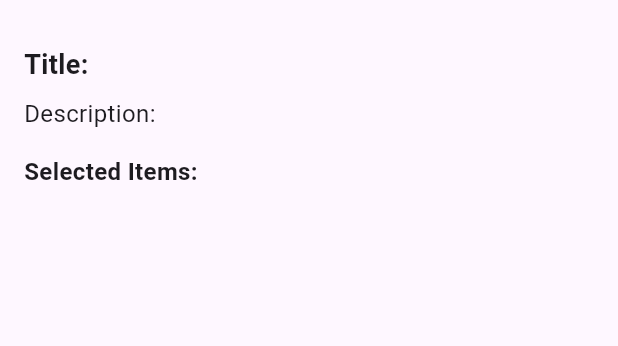
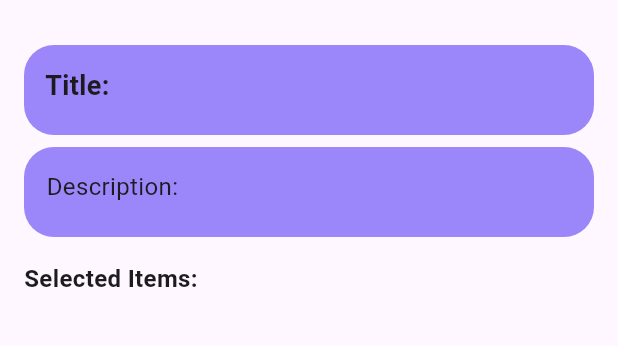
Before and after one commit to sujit471/To_do_list_app, a Flutter app: the OverallTaskScreen screen opened directly with empty values, on a phone screen of 412 x 824 dp, the part 63-409 px from its top. Run offline on Flutter 3.47's test engine with Material 3 defaults, Android fonts, the phone set to English and light mode, and no system bars; our stand-ins replace equatable, flutter_bloc, flutter_local_notifications, percent_indicator, sqflite; accounts and stored records are empty.

Commit message:
changes made

```diff
--- a/lib/bloc/task_bloc.dart
+++ b/lib/bloc/task_bloc.dart
@@ -1,10 +1,12 @@
 import 'dart:async';
+import 'package:to_do_list/database/new_database.dart';
 import 'bloc_export.dart';
-import '../database/my_database.dart';
 import '../model/task.dart';
 
 class TaskBloc extends Bloc<TaskEvent, TaskState> {
-  final DatabaseHelper _databaseHelper = DatabaseHelper();
+  //final DatabaseHelper _databaseHelper = DatabaseHelper();
+  final NewDatabase _databaseHelper = NewDatabase();
+
 
   TaskBloc() : super(TaskInitial()) {
     on<LoadTasks>(_onLoadTasks);
@@ -27,7 +29,8 @@ class TaskBloc extends Bloc<TaskEvent, TaskState> {
     if (state is TaskLoadSuccess) {
       final updatedTasks = List<Task>.from((state as TaskLoadSuccess).tasks)
         ..add(event.task);
-      await _databaseHelper.insertTask(event.task);
+     var id = await _databaseHelper.insertTask(event.task);
+     //await _databaseHelper.insertDropdownSelection(event.task as int,event.task as int);
       emit(TaskLoadSuccess(updatedTasks));
     }
   }
@@ -45,8 +48,6 @@ class TaskBloc extends Bloc<TaskEvent, TaskState> {
     if (state is TaskLoadSuccess) {
       final updatedTasks = List<Task>.from((state as TaskLoadSuccess).tasks);
       final taskToDelete = updatedTasks[event.index];
-
-      // Ensure the ID is used correctly and not nullable
       final taskId = taskToDelete.id;
       if (taskId != null) {
         await _databaseHelper.deleteTask(taskId);
--- a/lib/bloc/task_event.dart
+++ b/lib/bloc/task_event.dart
@@ -10,8 +10,9 @@ class LoadTasks extends TaskEvent {}
 
 class AddTasks extends TaskEvent {
   final Task task;
+  final List<Map<String,dynamic>> dropDownSelection;
 
-  AddTasks(this.task);
+  AddTasks(this.task, this.dropDownSelection);
 
   @override
   List<Object?> get props => [task];
--- a/lib/bloc/task_state.dart
+++ b/lib/bloc/task_state.dart
@@ -3,6 +3,7 @@ import '../model/task.dart';
 
 abstract class TaskState extends Equatable {
   @override
+
   List<Object?> get props => [];
 }
 
--- a/lib/model/task.dart
+++ b/lib/model/task.dart
@@ -5,8 +5,8 @@ class Task {
   String description;
   bool isCompleted;
   int? id;
-  String itemType;  // New field for main item type
-  String subType;   // New field for sub item type
+  // String itemType;  // New field for main item type
+  // String subType;   // New field for sub item type
    List<Map<String,dynamic>>  dropdownSelections;
 
   Task({
@@ -15,8 +15,8 @@ class Task {
     this.id,
     this.description = '',
     this.isCompleted = false,
-    this.itemType = '',  // Default value
-    this.subType = '',   // Default value
+    // this.itemType = '',  // Default value
+    // this.subType = '',   // Default value
   });
 
   // Allow copying of Task objects with modifications
@@ -26,16 +26,18 @@ class Task {
     bool? isCompleted,
     int? id,
     String? itemType,  // Added to copyWith method
-    String? subType,   // Added to copyWith method
+    String? subType,
+    List<Map<String, dynamic>>? dropdownSelections,  // Added to copyWith method
   }) {
     return Task(
-      dropdownSelections: dropdownSelections,
+      dropdownSelections: dropdownSelections ?? this.dropdownSelections,
       title: title ?? this.title,
       description: description ?? this.description,
       isCompleted: isCompleted ?? this.isCompleted,
       id: id ?? this.id,
-      itemType: itemType ?? this.itemType,  // Handle itemType
-      subType: subType ?? this.subType,     // Handle subType
+      // itemType: itemType ?? this.itemType,  // Handle itemType
+      // subType: subType ?? this.subType,     // Handle subType
+
     );
   }
 
@@ -46,8 +48,8 @@ class Task {
       'title': title,
       'description': description,
       'isCompleted': isCompleted ? 1 : 0,
-      'itemType': itemType,  // Include itemType in the map
-      'subType': subType,
+      // 'itemType': itemType,  // Include itemType in the map
+      // 'subType': subType,
       'dropdownSelections': jsonEncode(dropdownSelections), // Convert to JSON string
       // Include subType in the map
     };
@@ -60,8 +62,8 @@ class Task {
       title: map['title'] ?? '',
       description: map['description'] ?? '',
       isCompleted: map['isCompleted'] == 1,
-      itemType: map['itemType'] ?? '',
-      subType: map['subType'] ?? '',
+      // itemType: map['itemType'] ?? '',
+      // subType: map['subType'] ?? '',
       // dropdownSelections: jsonDecode(map['dropdownSelections']), // Deserialize JSON to list,
       dropdownSelections: map['dropdownSelections'] != null
           ? List<Map<String, dynamic>>.from(
--- a/lib/todolist/expanded list.dart
+++ b/lib/todolist/expanded list.dart
@@ -23,9 +23,9 @@ class _ExpandedlistState extends State<Expandedlist> {
     context.read<TaskBloc>().add(LoadTasks());
   }
 
-  void _addTask(Task task) {
-    context.read<TaskBloc>().add(AddTasks(task));
-  }
+  // void _addTask(Task task) {
+  //   context.read<TaskBloc>().add(AddTasks(task));
+  // }
 
   void _updateTask(Task task, int index) {
     context.read<TaskBloc>().add(UpdateTasks(index, task));
--- a/lib/todolist/overall_task.dart
+++ b/lib/todolist/overall_task.dart
@@ -1,44 +1,163 @@
-import 'package:flutter/cupertino.dart';
 import 'package:flutter/material.dart';
+import 'package:flutter_bloc/flutter_bloc.dart';
+import '../bloc/task_bloc.dart';
+import '../bloc/task_event.dart';
+import '../bloc/task_state.dart';
+import '../model/task.dart';
+class OverallTaskScreen extends StatefulWidget {
+  final Task task;
+  const OverallTaskScreen({Key? key, required this.task}) : super(key: key);
+  @override
+  _OverallTaskScreenState createState() => _OverallTaskScreenState();
+}
 
-import '../model/task.dart';
+class _OverallTaskScreenState extends State<OverallTaskScreen> {
+  late List<Map<String, dynamic>> dropdownSelections;
 
-class OverallTaskScreen extends StatelessWidget {
-  final Task task;
+  @override
+  void initState() {
+    super.initState();
+    // Initialize the dropdownSelections list from the task
+    dropdownSelections = List<Map<String, dynamic>>.from(widget.task.dropdownSelections);
+  }
 
-  const OverallTaskScreen({Key? key, required this.task}) : super(key: key);
+  void _deleteTask(int index) {
+    context.read<TaskBloc>().add(DeleteTask(index));
+  }
+
+  void _toggleTaskCompletion(int index) {
+    context.read<TaskBloc>().add(ToggleTaskCompletion(index));
+  }
 
   @override
   Widget build(BuildContext context) {
     return Scaffold(
       appBar: AppBar(
-        title: Text('Task Details'),
+        title: const Text('Task Details'),
       ),
-      body: Padding(
+      body: BlocBuilder<TaskBloc, TaskState>(
+        builder: (context, state) {
+          if (state is TaskInitial) {
+            return const Center(
+              child: CircularProgressIndicator(),
+            );
+          } else if (state is TaskLoadSuccess) {
+            final tasks = state.tasks;
+            return Padding(
               padding: const EdgeInsets.all(16.0),
               child: Column(
                 crossAxisAlignment: CrossAxisAlignment.start,
                 children: [
-            Text(
-              'Title: ${task.title}',
-              style: TextStyle(fontSize: 18, fontWeight: FontWeight.bold),
+                  Container(
+                    height: 60,
+                    width: double.infinity,
+                    decoration: BoxDecoration(
+                      color: const Color.fromRGBO(155, 134, 250, 1.0),
+                      borderRadius: BorderRadius.circular(20),
                     ),
-            SizedBox(height: 8),
-            Text(
-              'Description: ${task.description}',
-              style: TextStyle(fontSize: 16),
+                    child: Padding(
+                      padding: const EdgeInsets.all(14),
+                      child: Text(
+                        'Title: ${widget.task.title}',
+                        style: const TextStyle(fontSize: 18, fontWeight: FontWeight.bold),
                       ),
-            SizedBox(height: 16),
+                    ),
+                  ),
+                  const SizedBox(height: 8),
+                  Container(
+                    height: 60,
+                    width: double.infinity,
+                    decoration: BoxDecoration(
+                      color: const Color.fromRGBO(155, 134, 250, 1.0),
+                      borderRadius: BorderRadius.circular(20),
+                    ),
+                    child: Padding(
+                      padding: const EdgeInsets.all(15),
+                      child: Text(
+                        'Description: ${widget.task.description}',
+                        style: const TextStyle(fontSize: 16),
+                      ),
+                    ),
+                  ),
+                  const SizedBox(height: 16),
                   const Text(
                     'Selected Items:',
                     style: TextStyle(fontSize: 16, fontWeight: FontWeight.bold),
                   ),
-            ...task.dropdownSelections.map((selection) => Text(
-              '- $selection',
-              style: TextStyle(fontSize: 16),
-            )),
+                  Expanded(
+                    child: ListView.builder(
+                      itemCount: dropdownSelections.length,
+                      itemBuilder: (context, index) {
+                        // Ensure we only access the existing indices of the tasks list
+                        if (index >= tasks.length) {
+                          return SizedBox.shrink(); // Skip invalid entries
+                        }
+
+                        final task = tasks[index];
+                        final selection = dropdownSelections[index];
+                        final mainItem = selection["mainItem"] as String?;
+                        final subItem = selection["subItem"] as String?;
+                        final mainItemText = mainItem != null ? 'Task: $mainItem' : 'Task: Not selected';
+                        final subItemText = subItem != null ? 'Subtask: $subItem' : 'Subtask: Not selected';
+                        return Padding(
+                          padding: const EdgeInsets.only(bottom: 16.0), // Space between items
+                          child: Container(
+                            height: 90,
+                            width: double.infinity,
+                            decoration: BoxDecoration(
+                              color: Colors.white,
+                              borderRadius: BorderRadius.circular(20),
+                              border: Border.all(color: Colors.blue, width: 2),
+                              boxShadow: [
+                                BoxShadow(
+                                  color: Colors.grey.withOpacity(0.5),
+                                  spreadRadius: 2,
+                                  blurRadius: 5,
+                                  offset: const Offset(0, 3),
+                                ),
                               ],
                             ),
+                            child: Padding(
+                              padding: const EdgeInsets.all(8.0),
+                              child: Row(
+                                mainAxisAlignment: MainAxisAlignment.spaceBetween,
+                                children: [
+                                  Column(
+                                    crossAxisAlignment: CrossAxisAlignment.start,
+                                    children: [
+                                      Text(
+                                        mainItemText,
+                                        style: const TextStyle(fontSize: 16),
+                                      ),
+                                      Text(
+                                        subItemText,
+                                        style: const TextStyle(fontSize: 16),
+                                      ),
+                                    ],
+                                  ),
+                                  Checkbox(
+                                    activeColor: Colors.purple,
+                                    value: task.isCompleted,
+                                    onChanged: (bool? value) {
+                                      _toggleTaskCompletion(index);
+                                    },
+                                  ),
+                                ],
+                              ),
+                            ),
+                          ),
+                        );
+                      },
+                    ),
+                  ),
+                ],
+              ),
+            );
+          } else if (state is TaskLoadFailure) {
+            return Center(child: Text(state.message));
+          }
+          return Container();
+        },
       ),
     );
   }
```
Also changed, not shown: lib/database/new_database.dart (added, +261 -0 lines), lib/model/sub_task_model.dart (added, +31 -0 lines), lib/model/task_detail_screen.dart (+90 -49 lines), lib/todolist/todolist.dart (+16 -15 lines), lib/database/my_database.dart (line endings or trailing spaces). Lines whose indentation alone changed are shown as unchanged.
